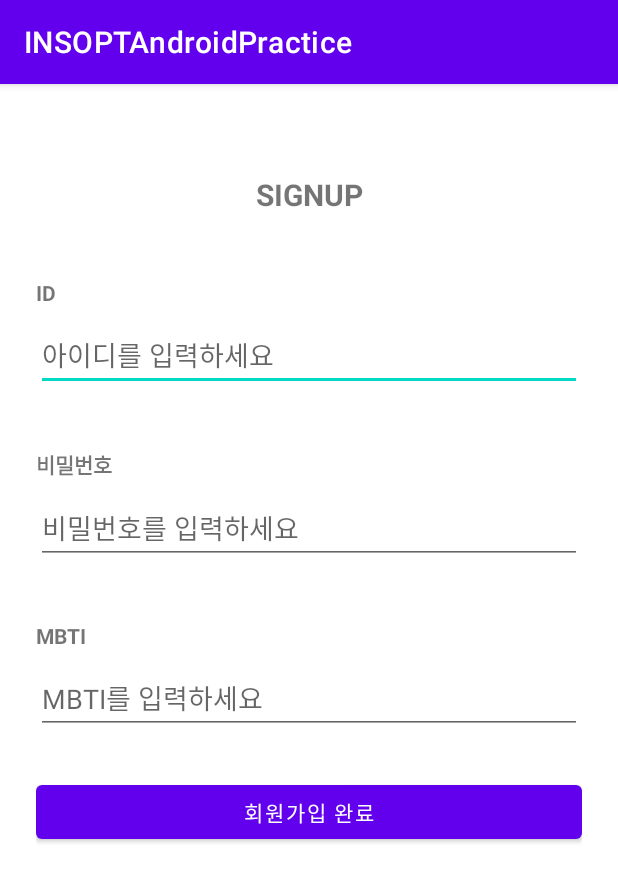
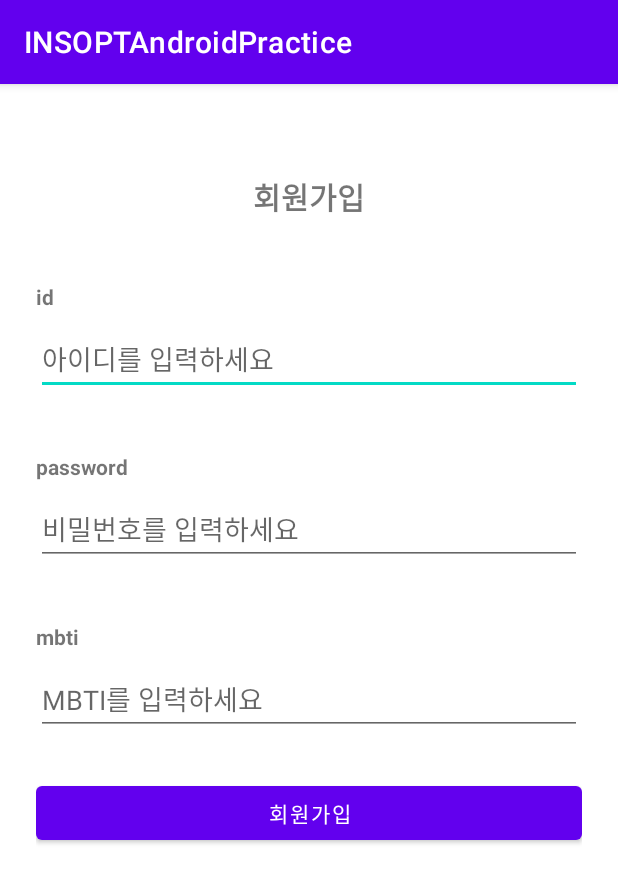
Before and after one commit to IN-SOPT-ANDROID/yujin-jang, an Android app: the screen it shows after launch (SignUpActivity), after a tap on "SIGNUP", on a phone screen of 412 x 824 dp. Shown: the top 883 px of the screen. Run offline under Robolectric (Android 15) with nearby library versions, the phone set to English and light mode, and no system bars; 1 other tap on this screen came first.

Commit message:
[세미나1 코드리뷰 반영]

```diff
--- a/app/src/main/java/org/sopt/sample/home/GalleryFragment.kt
+++ b/app/src/main/java/org/sopt/sample/home/GalleryFragment.kt
@@ -10,7 +10,7 @@ import org.sopt.sample.databinding.FragmentGalleryBinding
 class GalleryFragment : Fragment() {
     private var _binding: FragmentGalleryBinding? = null
     private val binding: FragmentGalleryBinding
-        get() = requireNotNull(_binding) { "갤러리 프래그먼트 _binding = null" }
+        get() = requireNotNull(_binding) { "galleryFragment _binding 오류" }
 
     override fun onCreateView(
         inflater: LayoutInflater, container: ViewGroup?,
--- a/app/src/main/java/org/sopt/sample/home/SearchFragment.kt
+++ b/app/src/main/java/org/sopt/sample/home/SearchFragment.kt
@@ -10,7 +10,7 @@ import org.sopt.sample.databinding.FragmentSearchBinding
 class SearchFragment : Fragment() {
     private var _binding: FragmentSearchBinding? = null
     private val binding: FragmentSearchBinding
-        get() = requireNotNull(_binding) { "바인딩 객체 생성하고 써라 진짜 콱싀" }
+        get() = requireNotNull(_binding) { "searchFragment _binding 오류" }
 
     override fun onCreateView(
         inflater: LayoutInflater, container: ViewGroup?,
--- a/app/src/main/java/org/sopt/sample/home/data/HomeViewModel.kt
+++ b/app/src/main/java/org/sopt/sample/home/data/HomeViewModel.kt
@@ -3,7 +3,7 @@ package org.sopt.sample.home.data
 import androidx.lifecycle.ViewModel
 import org.sopt.sample.R
 
-class HomeViewModel: ViewModel() {
+class HomeViewModel : ViewModel() {
     val mockRepoList = listOf<Repo>(
         Repo(
             image = R.drawable.github,
--- a/app/src/main/res/layout/activity_sign_up.xml
+++ b/app/src/main/res/layout/activity_sign_up.xml
@@ -1,19 +1,19 @@
 <?xml version="1.0" encoding="utf-8"?>
 <androidx.constraintlayout.widget.ConstraintLayout xmlns:android="http://schemas.android.com/apk/res/android"
+    xmlns:app="http://schemas.android.com/apk/res-auto"
     android:layout_width="match_parent"
     android:layout_height="match_parent"
     android:paddingStart="24dp"
-    android:paddingEnd="24dp"
-    xmlns:app="http://schemas.android.com/apk/res-auto">
+    android:paddingEnd="24dp">
 
     <TextView
-        android:id="@+id/signup_title"
+        android:id="@+id/txt_signup_title"
         android:layout_width="wrap_content"
         android:layout_height="wrap_content"
-        android:text="SIGNUP"
+        android:layout_marginTop="60dp"
+        android:text="@string/signup"
         android:textSize="20sp"
         android:textStyle="bold"
-        android:layout_marginTop="60dp"
         app:layout_constraintEnd_toEndOf="parent"
         app:layout_constraintStart_toStartOf="parent"
         app:layout_constraintTop_toTopOf="parent" />
@@ -22,66 +22,66 @@
         android:id="@+id/txt_id_title"
         android:layout_width="wrap_content"
         android:layout_height="wrap_content"
-        android:text="ID"
+        android:layout_marginTop="42dp"
+        android:text="@string/id"
         android:textStyle="bold"
-        android:layout_marginTop="42dp"
         app:layout_constraintStart_toStartOf="parent"
-        app:layout_constraintTop_toBottomOf="@id/signup_title"/>
+        app:layout_constraintTop_toBottomOf="@id/txt_signup_title" />
 
     <EditText
-        android:id="@+id/id_input"
+        android:id="@+id/et_id"
         android:layout_width="match_parent"
         android:layout_height="wrap_content"
-        android:hint="아이디를 입력하세요"
         android:layout_marginTop="8dp"
+        android:hint="@string/et_id"
         app:layout_constraintStart_toStartOf="parent"
-        app:layout_constraintTop_toBottomOf="@id/txt_id_title"/>
+        app:layout_constraintTop_toBottomOf="@id/txt_id_title" />
 
     <TextView
-        android:id="@+id/password"
+        android:id="@+id/txt_password"
         android:layout_width="wrap_content"
         android:layout_height="wrap_content"
+        android:layout_marginTop="38dp"
+        android:text="@string/password"
         android:textStyle="bold"
-        android:text="비밀번호"
-        android:layout_marginTop="38dp"
-        app:layout_constraintTop_toBottomOf="@id/id_input"
-        app:layout_constraintStart_toStartOf="parent"/>
+        app:layout_constraintStart_toStartOf="parent"
+        app:layout_constraintTop_toBottomOf="@id/et_id" />
 
     <EditText
-        android:id="@+id/password_input"
+        android:id="@+id/et_password"
         android:layout_width="match_parent"
         android:layout_height="wrap_content"
-        android:hint="비밀번호를 입력하세요"
+        android:layout_marginTop="8dp"
+        android:hint="@string/et_password"
         android:inputType="textPassword"
-        android:layout_marginTop="8dp"
         app:layout_constraintStart_toStartOf="parent"
-        app:layout_constraintTop_toBottomOf="@id/password"/>
+        app:layout_constraintTop_toBottomOf="@id/txt_password" />
 
     <TextView
-        android:id="@+id/mbti_title"
+        android:id="@+id/txt_mbti_title"
         android:layout_width="wrap_content"
         android:layout_height="wrap_content"
+        android:layout_marginTop="38dp"
+        android:text="@string/mbti"
         android:textStyle="bold"
-        android:text="MBTI"
-        android:layout_marginTop="38dp"
-        app:layout_constraintTop_toBottomOf="@id/password_input"
-        app:layout_constraintStart_toStartOf="parent"/>
+        app:layout_constraintStart_toStartOf="parent"
+        app:layout_constraintTop_toBottomOf="@id/et_password" />
 
     <EditText
-        android:id="@+id/mbti_input"
+        android:id="@+id/et_mbti"
         android:layout_width="match_parent"
         android:layout_height="wrap_content"
-        android:hint="MBTI를 입력하세요"
         android:layout_marginTop="8dp"
+        android:hint="@string/et_mbti"
         app:layout_constraintStart_toStartOf="parent"
-        app:layout_constraintTop_toBottomOf="@id/mbti_title"/>
+        app:layout_constraintTop_toBottomOf="@id/txt_mbti_title" />
 
     <Button
-        android:id="@+id/sign_up_btn"
+        android:id="@+id/btn_signup"
         android:layout_width="match_parent"
         android:layout_height="wrap_content"
-        android:text="회원가입 완료"
         android:layout_marginTop="28dp"
-        app:layout_constraintTop_toBottomOf="@id/mbti_input"/>
+        android:text="@string/signup"
+        app:layout_constraintTop_toBottomOf="@id/et_mbti" />
 
 </androidx.constraintlayout.widget.ConstraintLayout>
--- a/app/src/main/res/layout/fragment_search.xml
+++ b/app/src/main/res/layout/fragment_search.xml
@@ -1,6 +1,5 @@
 <?xml version="1.0" encoding="utf-8"?>
-<androidx.constraintlayout.widget.ConstraintLayout
-    xmlns:android="http://schemas.android.com/apk/res/android"
+<androidx.constraintlayout.widget.ConstraintLayout xmlns:android="http://schemas.android.com/apk/res/android"
     xmlns:tools="http://schemas.android.com/tools"
     android:layout_width="match_parent"
     android:layout_height="match_parent">
@@ -9,6 +8,6 @@
         android:layout_width="match_parent"
         android:layout_height="match_parent"
         android:text="검색 프래그먼트"
-        android:textSize="20sp"/>
+        android:textSize="20sp" />
 
 </androidx.constraintlayout.widget.ConstraintLayout>
--- a/app/src/main/res/layout/item_home_header.xml
+++ b/app/src/main/res/layout/item_home_header.xml
@@ -1,8 +1,8 @@
 <?xml version="1.0" encoding="utf-8"?>
 <androidx.constraintlayout.widget.ConstraintLayout xmlns:android="http://schemas.android.com/apk/res/android"
+    xmlns:app="http://schemas.android.com/apk/res-auto"
     android:layout_width="match_parent"
-    android:layout_height="wrap_content"
-    xmlns:app="http://schemas.android.com/apk/res-auto">
+    android:layout_height="wrap_content">
 
     <TextView
         android:id="@+id/txt_title"
@@ -11,6 +11,6 @@
         android:text="누군가의 레포지토리"
         android:textSize="20sp"
         app:layout_constraintStart_toStartOf="parent"
-        app:layout_constraintTop_toTopOf="parent"/>
+        app:layout_constraintTop_toTopOf="parent" />
 
 </androidx.constraintlayout.widget.ConstraintLayout>
--- a/app/src/main/res/values/strings.xml
+++ b/app/src/main/res/values/strings.xml
@@ -1,3 +1,21 @@
 <resources>
     <string name="app_name">INSOPTAndroidPractice</string>
+
+    <!--  login & signup  -->
+    <string name="id">id</string>
+    <string name="password">password</string>
+    <string name="mbti">mbti</string>
+    <string name="login_success">로그인에 성공했습니다.</string>
+    <string name="signup_success">회원가입에 성공했습니다.</string>
+    <string name="signup">회원가입</string>
+    <string name="et_id">아이디를 입력하세요</string>
+    <string name="et_password">비밀번호를 입력하세요</string>
+    <string name="et_mbti">MBTI를 입력하세요</string>
+
+    <!--  error  -->
+    <string name="id_input_error">아이디가 잘못되었습니다.</string>
+    <string name="password_input_error">비밀번호가 잘못되었습니다.</string>
+    <string name="no_input_error">입력하지 않은 정보가 있습니다.</string>
+    <string name="signup_id_input_error">아이디는 6 ~ 10글자로 설정해야 합니다.</string>
+    <string name="signup_password_input_error">비밀번호는 8 ~ 12글자로 설정해야 합니다.</string>
 </resources>
```
Also changed, not shown: app/src/main/java/org/sopt/sample/LoginActivity.kt (+25 -23 lines), app/src/main/java/org/sopt/sample/MainActivity.kt (+0 -7 lines), app/src/main/java/org/sopt/sample/SignUpActivity.kt (+16 -16 lines), app/src/main/res/layout/activity_login.xml (+24 -25 lines), app/src/main/res/layout/activity_main.xml (+0 -31 lines).
